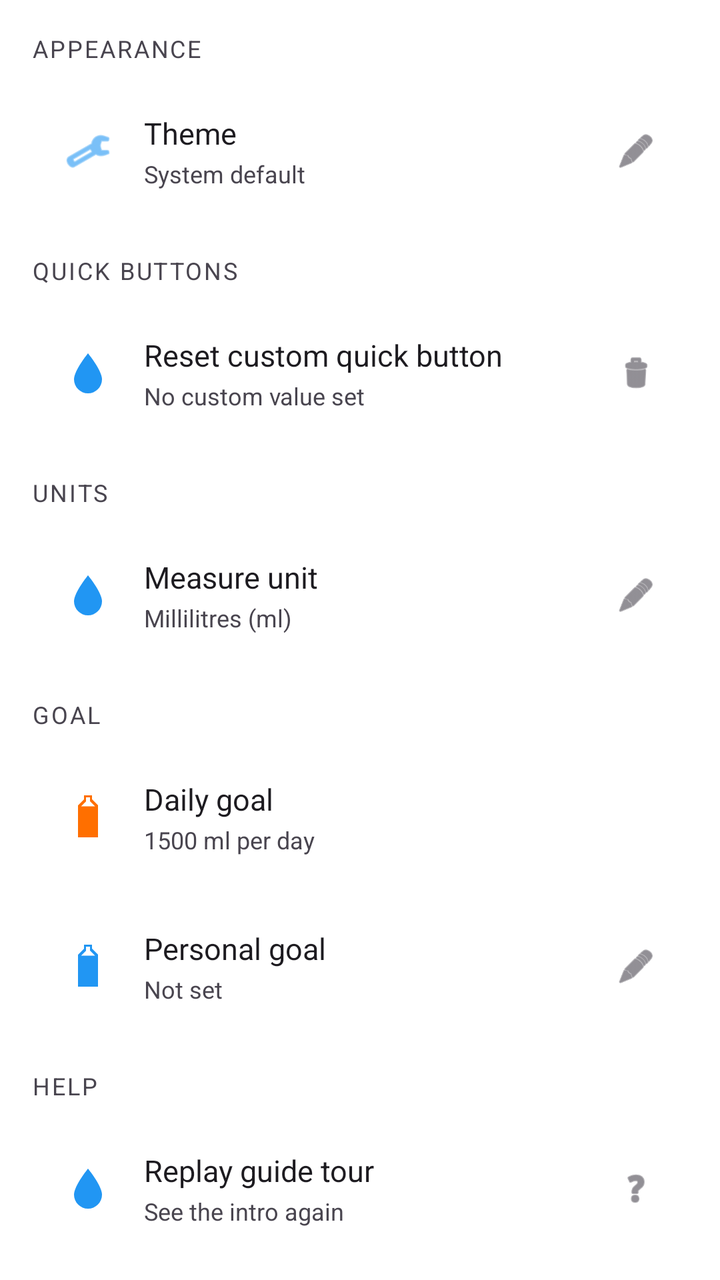
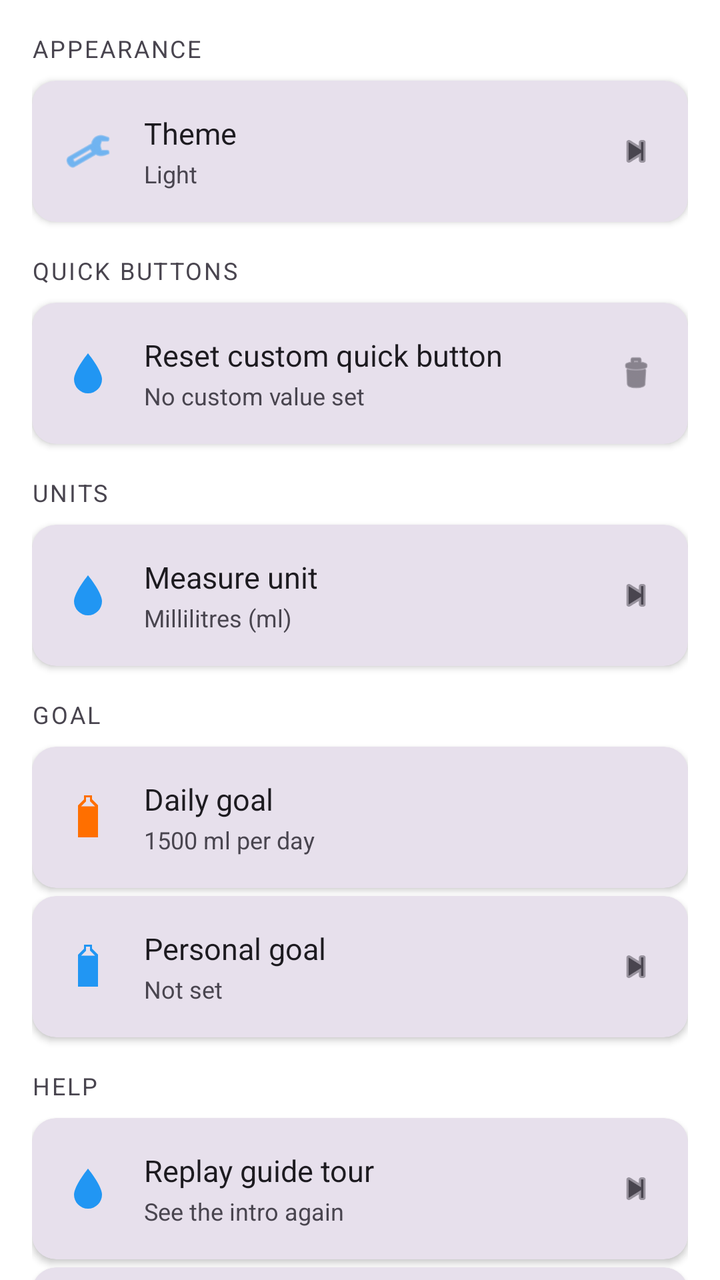

Two renders of the same Android screen: before a commit and after it. Below are the layout's source before the change and the commit's diff.
<!-- AndroidManifest.xml: application theme Theme.WaterReminder -->
<!-- res/layout/fragment_settings.xml -->
<?xml version="1.0" encoding="utf-8"?>
<androidx.core.widget.NestedScrollView xmlns:android="http://schemas.android.com/apk/res/android"
    xmlns:app="http://schemas.android.com/apk/res-auto"
    android:layout_width="match_parent"
    android:layout_height="match_parent"
    android:background="@color/page_background">

    <LinearLayout
        android:layout_width="match_parent"
        android:layout_height="wrap_content"
        android:orientation="vertical"
        android:padding="16dp">

        
        <TextView
            android:layout_width="match_parent"
            android:layout_height="wrap_content"
            android:layout_marginBottom="8dp"
            android:text="Appearance"
            android:textColor="?attr/colorOnSurfaceVariant"
            android:textSize="12sp"
            android:textAllCaps="true"
            android:letterSpacing="0.08" />

        <androidx.cardview.widget.CardView
            android:layout_width="match_parent"
            android:layout_height="wrap_content"
            android:layout_marginBottom="16dp"
            app:cardCornerRadius="12dp"
            app:cardElevation="0dp">

            <LinearLayout
                android:id="@+id/row_set_theme"
                android:layout_width="match_parent"
                android:layout_height="wrap_content"
                android:orientation="horizontal"
                android:gravity="center_vertical"
                android:padding="16dp"
                android:background="?attr/selectableItemBackground"
                android:clickable="true"
                android:focusable="true">

                <ImageView
                    android:layout_width="24dp"
                    android:layout_height="24dp"
                    android:layout_marginEnd="16dp"
                    android:src="@android:drawable/ic_menu_manage"
                    android:tint="@color/brand_blue" />

                <LinearLayout
                    android:layout_width="0dp"
                    android:layout_height="wrap_content"
                    android:layout_weight="1"
                    android:orientation="vertical">

                    <TextView
                        android:layout_width="wrap_content"
                        android:layout_height="wrap_content"
                        android:text="Theme"
                        android:textColor="?attr/colorOnSurface"
                        android:textSize="15sp" />

                    <TextView
                        android:id="@+id/text_theme_current"
                        android:layout_width="wrap_content"
                        android:layout_height="wrap_content"
                        android:layout_marginTop="2dp"
                        android:text="System default"
                        android:textColor="?attr/colorOnSurfaceVariant"
                        android:textSize="12sp" />

                </LinearLayout>

                <ImageView
                    android:layout_width="20dp"
                    android:layout_height="20dp"
                    android:src="@android:drawable/ic_menu_edit"
                    android:tint="?attr/colorOnSurfaceVariant" />

            </LinearLayout>

        </androidx.cardview.widget.CardView>

        
        <TextView
            android:layout_width="match_parent"
            android:layout_height="wrap_content"
            android:layout_marginBottom="8dp"
            android:text="Quick buttons"
            android:textColor="?attr/colorOnSurfaceVariant"
            android:textSize="12sp"
            android:textAllCaps="true"
            android:letterSpacing="0.08" />

        <androidx.cardview.widget.CardView
            android:layout_width="match_parent"
            android:layout_height="wrap_content"
            android:layout_marginBottom="16dp"
            app:cardCornerRadius="12dp"
            app:cardElevation="0dp">

            <LinearLayout
                android:id="@+id/row_reset_custom"
                android:layout_width="match_parent"
                android:layout_height="wrap_content"
                android:orientation="horizontal"
                android:gravity="center_vertical"
                android:padding="16dp"
                android:background="?attr/selectableItemBackground"
                android:clickable="true"
                android:focusable="true">

                <ImageView
                    android:layout_width="24dp"
                    android:layout_height="24dp"
                    android:layout_marginEnd="16dp"
                    android:src="@drawable/ic_water_drop"
                    android:tint="@color/brand_blue" />

                <LinearLayout
                    android:layout_width="0dp"
                    android:layout_height="wrap_content"
                    android:layout_weight="1"
                    android:orientation="vertical">

                    <TextView
                        android:layout_width="wrap_content"
                        android:layout_height="wrap_content"
                        android:text="Reset custom quick button"
                        android:textColor="?attr/colorOnSurface"
                        android:textSize="15sp" />

                    <TextView
                        android:id="@+id/text_custom_current"
                        android:layout_width="wrap_content"
                        android:layout_height="wrap_content"
                        android:layout_marginTop="2dp"
                        android:text="No custom value set"
                        android:textColor="?attr/colorOnSurfaceVariant"
                        android:textSize="12sp" />

                </LinearLayout>

                <ImageView
                    android:layout_width="20dp"
                    android:layout_height="20dp"
                    android:src="@android:drawable/ic_menu_delete"
                    android:tint="?attr/colorOnSurfaceVariant" />

            </LinearLayout>

        </androidx.cardview.widget.CardView>

        
        <TextView
            android:layout_width="match_parent"
            android:layout_height="wrap_content"
            android:layout_marginBottom="8dp"
            android:text="Units"
            android:textColor="?attr/colorOnSurfaceVariant"
            android:textSize="12sp"
            android:textAllCaps="true"
            android:letterSpacing="0.08" />

        <androidx.cardview.widget.CardView
            android:layout_width="match_parent"
            android:layout_height="wrap_content"
            android:layout_marginBottom="16dp"
            app:cardCornerRadius="12dp"
            app:cardElevation="0dp">

            <LinearLayout
                android:id="@+id/row_set_unit"
                android:layout_width="match_parent"
                android:layout_height="wrap_content"
                android:orientation="horizontal"
                android:gravity="center_vertical"
                android:padding="16dp"
                android:background="?attr/selectableItemBackground"
                android:clickable="true"
                android:focusable="true">

                <ImageView
                    android:layout_width="24dp"
                    android:layout_height="24dp"
                    android:layout_marginEnd="16dp"
                    android:src="@drawable/ic_water_drop"
                    android:tint="@color/brand_blue" />

                <LinearLayout
                    android:layout_width="0dp"
                    android:layout_height="wrap_content"
                    android:layout_weight="1"
                    android:orientation="vertical">

                    <TextView
                        android:layout_width="wrap_content"
                        android:layout_height="wrap_content"
                        android:text="Measure unit"
                        android:textColor="?attr/colorOnSurface"
                        android:textSize="15sp" />

                    <TextView
                        android:id="@+id/text_unit_current"
                        android:layout_width="wrap_content"
                        android:layout_height="wrap_content"
                        android:layout_marginTop="2dp"
                        android:text="Millilitres (ml)"
                        android:textColor="?attr/colorOnSurfaceVariant"
                        android:textSize="12sp" />

                </LinearLayout>

                <ImageView
                    android:layout_width="20dp"
                    android:layout_height="20dp"
                    android:src="@android:drawable/ic_menu_edit"
                    android:tint="?attr/colorOnSurfaceVariant" />

            </LinearLayout>

        </androidx.cardview.widget.CardView>

        
        <TextView
            android:layout_width="match_parent"
            android:layout_height="wrap_content"
            android:layout_marginBottom="8dp"
            android:text="Goal"
            android:textColor="?attr/colorOnSurfaceVariant"
            android:textSize="12sp"
            android:textAllCaps="true"
            android:letterSpacing="0.08" />

        <androidx.cardview.widget.CardView
            android:layout_width="match_parent"
            android:layout_height="wrap_content"
            android:layout_marginBottom="2dp"
            app:cardCornerRadius="12dp"
            app:cardElevation="0dp">

            
            <LinearLayout
                android:layout_width="match_parent"
                android:layout_height="wrap_content"
                android:orientation="horizontal"
                android:gravity="center_vertical"
                android:padding="16dp">

                <ImageView
                    android:id="@+id/imageView"
                    android:layout_width="24dp"
                    android:layout_height="24dp"
                    android:layout_marginEnd="16dp"
                    android:tint="@color/brand_orange"
                    app:srcCompat="@drawable/ic_bottle_full" />

                <LinearLayout
                    android:layout_width="0dp"
                    android:layout_height="wrap_content"
                    android:layout_weight="1"
                    android:orientation="vertical">

                    <TextView
                        android:layout_width="wrap_content"
                        android:layout_height="wrap_content"
                        android:text="Daily goal"
                        android:textColor="?attr/colorOnSurface"
                        android:textSize="15sp" />

                    <TextView
                        android:layout_width="wrap_content"
                        android:layout_height="wrap_content"
                        android:layout_marginTop="2dp"
                        android:text="1500 ml per day"
                        android:textColor="?attr/colorOnSurfaceVariant"
                        android:textSize="12sp" />

                </LinearLayout>

            </LinearLayout>

        </androidx.cardview.widget.CardView>

        <androidx.cardview.widget.CardView
            android:layout_width="match_parent"
            android:layout_height="wrap_content"
            android:layout_marginTop="2dp"
            android:layout_marginBottom="16dp"
            app:cardCornerRadius="12dp"
            app:cardElevation="0dp">

            
            <LinearLayout
                android:id="@+id/row_set_personal_goal"
                android:layout_width="match_parent"
                android:layout_height="wrap_content"
                android:orientation="horizontal"
                android:gravity="center_vertical"
                android:padding="16dp"
                android:background="?attr/selectableItemBackground"
                android:clickable="true"
                android:focusable="true">

                <ImageView
                    android:layout_width="24dp"
                    android:layout_height="24dp"
                    android:layout_marginEnd="16dp"
                    android:src="@drawable/ic_bottle_full"
                    android:tint="@color/brand_blue" />

                <LinearLayout
                    android:layout_width="0dp"
                    android:layout_height="wrap_content"
                    android:layout_weight="1"
                    android:orientation="vertical">

                    <TextView
                        android:layout_width="wrap_content"
                        android:layout_height="wrap_content"
                        android:text="Personal goal"
                        android:textColor="?attr/colorOnSurface"
                        android:textSize="15sp" />

                    <TextView
                        android:id="@+id/text_personal_goal_current"
                        android:layout_width="wrap_content"
                        android:layout_height="wrap_content"
                        android:layout_marginTop="2dp"
                        android:text="Not set"
                        android:textColor="?attr/colorOnSurfaceVariant"
                        android:textSize="12sp" />

                </LinearLayout>

                <ImageView
                    android:layout_width="20dp"
                    android:layout_height="20dp"
                    android:src="@android:drawable/ic_menu_edit"
                    android:tint="?attr/colorOnSurfaceVariant" />

            </LinearLayout>

        </androidx.cardview.widget.CardView>

        
        <TextView
            android:layout_width="match_parent"
            android:layout_height="wrap_content"
            android:layout_marginBottom="8dp"
            android:text="Help"
            android:textColor="?attr/colorOnSurfaceVariant"
            android:textSize="12sp"
            android:textAllCaps="true"
            android:letterSpacing="0.08" />

        <androidx.cardview.widget.CardView
            android:layout_width="match_parent"
            android:layout_height="wrap_content"
            android:layout_marginBottom="2dp"
            app:cardCornerRadius="12dp"
            app:cardElevation="0dp">

            <LinearLayout
                android:id="@+id/row_replay_tour"
                android:layout_width="match_parent"
                android:layout_height="wrap_content"
                android:orientation="horizontal"
                android:gravity="center_vertical"
                android:padding="16dp"
                android:background="?attr/selectableItemBackground"
                android:clickable="true"
                android:focusable="true">

                <ImageView
                    android:layout_width="24dp"
                    android:layout_height="24dp"
                    android:layout_marginEnd="16dp"
                    android:src="@drawable/ic_water_drop"
                    android:tint="@color/brand_blue" />

                <LinearLayout
                    android:layout_width="0dp"
                    android:layout_height="wrap_content"
                    android:layout_weight="1"
                    android:orientation="vertical">

                    <TextView
                        android:layout_width="wrap_content"
                        android:layout_height="wrap_content"
                        android:text="Replay guide tour"
                        android:textColor="?attr/colorOnSurface"
                        android:textSize="15sp" />

                    <TextView
                        android:layout_width="wrap_content"
                        android:layout_height="wrap_content"
                        android:layout_marginTop="2dp"
                        android:text="See the intro again"
                        android:textColor="?attr/colorOnSurfaceVariant"
                        android:textSize="12sp" />

                </LinearLayout>

                <ImageView
                    android:layout_width="20dp"
                    android:layout_height="20dp"
                    android:src="@android:drawable/ic_menu_help"
                    android:tint="?attr/colorOnSurfaceVariant" />

            </LinearLayout>

        </androidx.cardview.widget.CardView>

        <androidx.cardview.widget.CardView
            android:layout_width="match_parent"
            android:layout_height="wrap_content"
            android:layout_marginTop="2dp"
            android:layout_marginBottom="16dp"
            app:cardCornerRadius="12dp"
            app:cardElevation="0dp">

            <LinearLayout
                android:id="@+id/row_privacy_policy"
                android:layout_width="match_parent"
                android:layout_height="wrap_content"
                android:orientation="horizontal"
                android:gravity="center_vertical"
                android:padding="16dp"
                android:background="?attr/selectableItemBackground"
                android:clickable="true"
                android:focusable="true">

                <ImageView
                    android:layout_width="24dp"
                    android:layout_height="24dp"
                    android:layout_marginEnd="16dp"
                    android:src="@android:drawable/ic_menu_info_details"
                    android:tint="@color/brand_blue" />

                <LinearLayout
                    android:layout_width="0dp"
                    android:layout_height="wrap_content"
                    android:layout_weight="1"
                    android:orientation="vertical">

                    <TextView
                        android:layout_width="wrap_content"
                        android:layout_height="wrap_content"
                        android:text="Privacy Policy"
                        android:textColor="?attr/colorOnSurface"
                        android:textSize="15sp" />

                    <TextView
                        android:layout_width="wrap_content"
                        android:layout_height="wrap_content"
                        android:layout_marginTop="2dp"
                        android:text="How your data is handled"
                        android:textColor="?attr/colorOnSurfaceVariant"
                        android:textSize="12sp" />

                </LinearLayout>

                <ImageView
                    android:layout_width="20dp"
                    android:layout_height="20dp"
                    android:src="@android:drawable/ic_media_next"
                    android:tint="?attr/colorOnSurfaceVariant" />

            </LinearLayout>

        </androidx.cardview.widget.CardView>

        <TextView
            android:id="@+id/text_app_version"
            android:layout_width="wrap_content"
            android:layout_height="wrap_content"
            android:layout_marginTop="10dp"
            android:textColor="?attr/colorOnSurfaceVariant"
            android:textSize="12sp" />

    </LinearLayout>

</androidx.core.widget.NestedScrollView>
<!-- resources referenced by this layout -->
<resources>
  <color name="brand_blue">#2196F3</color>
  <color name="brand_orange">#FF6F00</color>
  <color name="page_background">#FFFFFF</color>
  <!-- drawable ic_bottle_full (drawable) -->
  <?xml version="1.0" encoding="utf-8"?>
  <vector xmlns:android="http://schemas.android.com/apk/res/android"
      android:width="24dp"
      android:height="24dp"
      android:viewportWidth="24"
      android:viewportHeight="24">
      <path
          android:fillColor="#FFFFFF"
          android:fillType="evenOdd"
          android:pathData="
              M10,1 H14 V3 L17,6 V22 H7 V6 L10,3 Z
              M11,2 H13 V4 L15.5,6.5 V21 H8.5 V6.5 L11,4 Z
              M8.5,6.5 H15.5 V21 H8.5 Z" />
  </vector>
  <!-- drawable ic_water_drop (drawable) -->
  <?xml version="1.0" encoding="utf-8"?>
  <vector xmlns:android="http://schemas.android.com/apk/res/android"
      android:width="18dp"
      android:height="18dp"
      android:viewportWidth="24"
      android:viewportHeight="24">
      <path
          android:fillColor="#2196F3"
          android:pathData="M12,2C12,2 5,10.5 5,15a7,7 0,0 0,14 0C19,10.5 12,2 12,2z" />
  </vector>
  <style name="Theme.WaterReminder" parent="Base.Theme.WaterReminder" />
  <style name="Base.Theme.WaterReminder" parent="Theme.Material3.DayNight.NoActionBar">
          
          
      </style>
</resources>

<!-- the commit's change to res/layout/fragment_settings.xml (unified diff, before → after) -->
@@ -27,7 +27,8 @@
             android:layout_height="wrap_content"
             android:layout_marginBottom="16dp"
             app:cardCornerRadius="12dp"
-            app:cardElevation="0dp">
+            app:cardElevation="2dp"
+            app:cardBackgroundColor="?attr/colorSurfaceVariant">
 
             <LinearLayout
                 android:id="@+id/row_set_theme"
@@ -65,16 +66,16 @@
                         android:layout_width="wrap_content"
                         android:layout_height="wrap_content"
                         android:layout_marginTop="2dp"
-                        android:text="System default"
-                        android:textColor="?attr/colorOnSurfaceVariant"
-                        android:textSize="12sp" />
-
-                </LinearLayout>
-
-                <ImageView
-                    android:layout_width="20dp"
-                    android:layout_height="20dp"
-                    android:src="@android:drawable/ic_menu_edit"
+                        android:text="Light"
+                        android:textColor="?attr/colorOnSurfaceVariant"
+                        android:textSize="12sp" />
+
+                </LinearLayout>
+
+                <ImageView
+                    android:layout_width="20dp"
+                    android:layout_height="20dp"
+                    android:src="@android:drawable/ic_media_next"
                     android:tint="?attr/colorOnSurfaceVariant" />
 
             </LinearLayout>
@@ -97,7 +98,8 @@
             android:layout_height="wrap_content"
             android:layout_marginBottom="16dp"
             app:cardCornerRadius="12dp"
-            app:cardElevation="0dp">
+            app:cardElevation="2dp"
+            app:cardBackgroundColor="?attr/colorSurfaceVariant">
 
             <LinearLayout
                 android:id="@+id/row_reset_custom"
@@ -167,7 +169,8 @@
             android:layout_height="wrap_content"
             android:layout_marginBottom="16dp"
             app:cardCornerRadius="12dp"
-            app:cardElevation="0dp">
+            app:cardElevation="2dp"
+            app:cardBackgroundColor="?attr/colorSurfaceVariant">
 
             <LinearLayout
                 android:id="@+id/row_set_unit"
@@ -214,7 +217,7 @@
                 <ImageView
                     android:layout_width="20dp"
                     android:layout_height="20dp"
-                    android:src="@android:drawable/ic_menu_edit"
+                    android:src="@android:drawable/ic_media_next"
                     android:tint="?attr/colorOnSurfaceVariant" />
 
             </LinearLayout>
@@ -237,7 +240,8 @@
             android:layout_height="wrap_content"
             android:layout_marginBottom="2dp"
             app:cardCornerRadius="12dp"
-            app:cardElevation="0dp">
+            app:cardElevation="2dp"
+            app:cardBackgroundColor="?attr/colorSurfaceVariant">
 
             
             <LinearLayout
@@ -288,7 +292,8 @@
             android:layout_marginTop="2dp"
             android:layout_marginBottom="16dp"
             app:cardCornerRadius="12dp"
-            app:cardElevation="0dp">
+            app:cardElevation="2dp"
+            app:cardBackgroundColor="?attr/colorSurfaceVariant">
 
             
             <LinearLayout
@@ -336,7 +341,7 @@
                 <ImageView
                     android:layout_width="20dp"
                     android:layout_height="20dp"
-                    android:src="@android:drawable/ic_menu_edit"
+                    android:src="@android:drawable/ic_media_next"
                     android:tint="?attr/colorOnSurfaceVariant" />
 
             </LinearLayout>
@@ -359,7 +364,8 @@
             android:layout_height="wrap_content"
             android:layout_marginBottom="2dp"
             app:cardCornerRadius="12dp"
-            app:cardElevation="0dp">
+            app:cardElevation="2dp"
+            app:cardBackgroundColor="?attr/colorSurfaceVariant">
 
             <LinearLayout
                 android:id="@+id/row_replay_tour"
@@ -405,7 +411,7 @@
                 <ImageView
                     android:layout_width="20dp"
                     android:layout_height="20dp"
-                    android:src="@android:drawable/ic_menu_help"
+                    android:src="@android:drawable/ic_media_next"
                     android:tint="?attr/colorOnSurfaceVariant" />
 
             </LinearLayout>
@@ -418,7 +424,8 @@
             android:layout_marginTop="2dp"
             android:layout_marginBottom="16dp"
             app:cardCornerRadius="12dp"
-            app:cardElevation="0dp">
+            app:cardElevation="2dp"
+            app:cardBackgroundColor="?attr/colorSurfaceVariant">
 
             <LinearLayout
                 android:id="@+id/row_privacy_policy"
